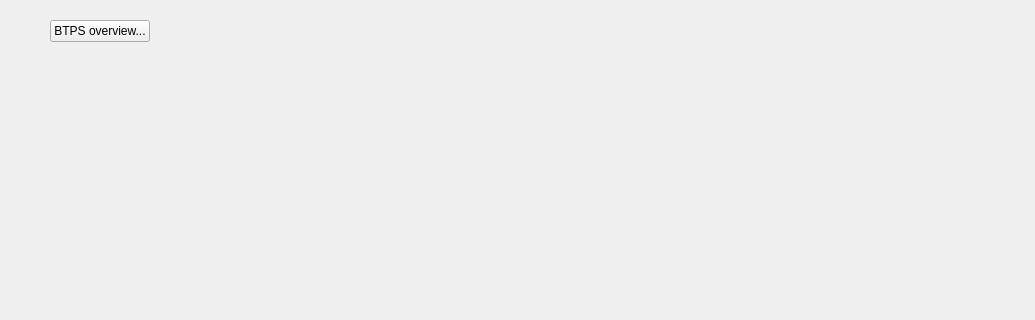
Above: btms_ui/ui/btms.ui from pcdshub/btms-ui before the change; both pictures show x 0 to 1035 and y 0 to 320 of the 1035 by 597 pixel window. Below: the same form after it.
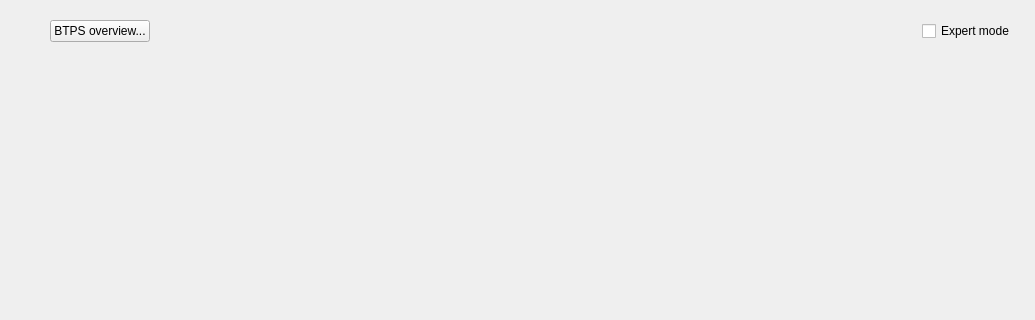
That is the form after the change. Custom widgets are drawn as their Qt base class.

Commit message: ENH: expert mode of sorts

The edit to the form file:
```diff
--- a/btms_ui/ui/btms.ui
+++ b/btms_ui/ui/btms.ui
@@ -50,7 +50,9 @@
    <item>
     <widget class="QFrame" name="sourceoverview_frame">
      <layout class="QVBoxLayout" name="verticalLayout">
-      <item alignment="Qt::AlignLeft">
+      <item>
+       <layout class="QHBoxLayout" name="button_layout">
+        <item>
        <widget class="QPushButton" name="open_btps_overview_button">
         <property name="text">
          <string>BTPS overview...</string>
@@ -58,6 +60,28 @@
        </widget>
       </item>
       <item>
+         <spacer name="button_spacer">
+          <property name="orientation">
+           <enum>Qt::Horizontal</enum>
+          </property>
+          <property name="sizeHint" stdset="0">
+           <size>
+            <width>40</width>
+            <height>20</height>
+           </size>
+          </property>
+         </spacer>
+        </item>
+        <item>
+         <widget class="QCheckBox" name="expert_mode_checkbox">
+          <property name="text">
+           <string>Expert mode</string>
+          </property>
+         </widget>
+        </item>
+       </layout>
+      </item>
+      <item>
        <widget class="BtmsSourceOverviewWidget" name="ls1_widget" native="true">
         <property name="sizePolicy">
          <sizepolicy hsizetype="MinimumExpanding" vsizetype="Preferred">
```
Left out of the diff: 2 changed lines with no effect on the pictures. Lines whose indentation alone changed are shown as unchanged. The commit also changes 2 other files.
